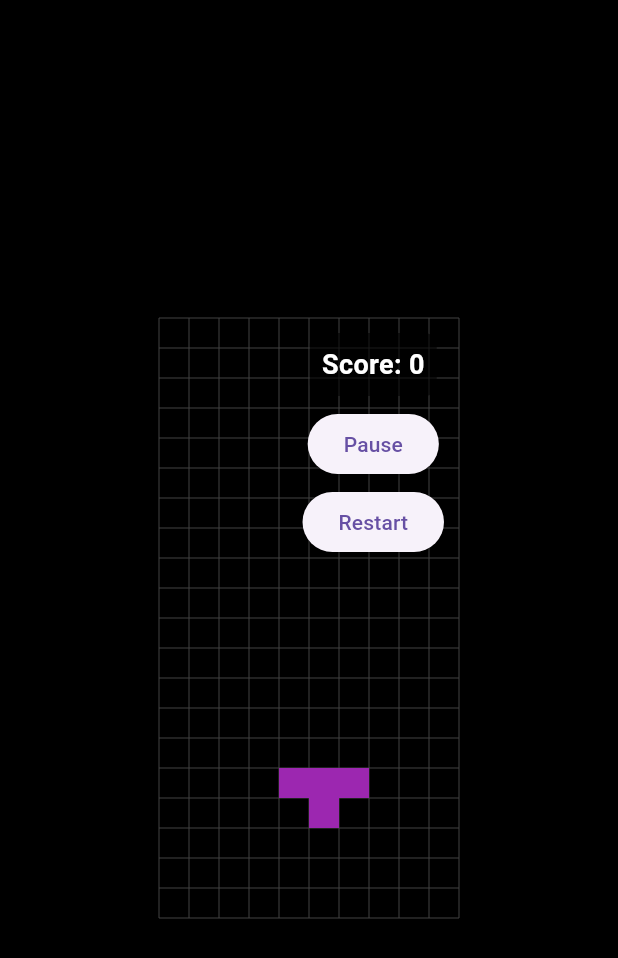
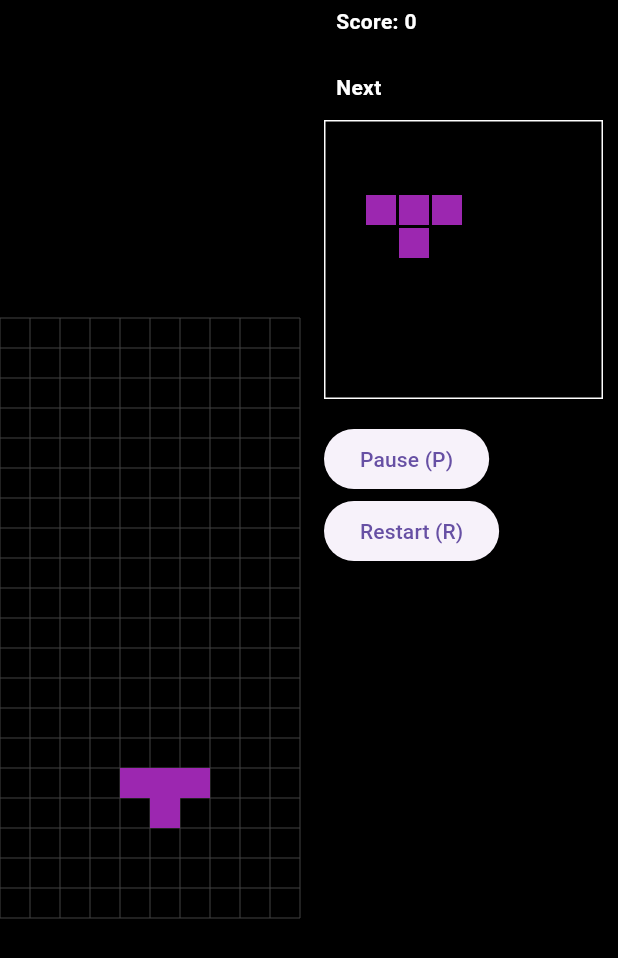
Before and after one commit to CCY0821/flutter_tetris_game, a Flutter app: the screen it shows after launch, on a phone screen of 412 x 824 dp. Shown: the top 958 px of the screen. Run offline on Flutter 3.47's test engine with Material 3 defaults, Android fonts, the phone set to English and light mode, and no system bars.

Commit message:
顯示「下一個方塊

```diff
--- a/lib/game/game_board.dart
+++ b/lib/game/game_board.dart
@@ -18,6 +18,7 @@ class _GameBoardState extends State<GameBoard> {
 
   late List<List<Color?>> board;
   Tetromino? currentTetromino;
+  Tetromino? nextTetromino;
   Timer? gameTimer;
   int score = 0;
   bool isGameOver = false;
@@ -42,7 +43,8 @@ class _GameBoardState extends State<GameBoard> {
     score = 0;
     isGameOver = false;
     isPaused = false;
-    _spawnTetromino();
+    currentTetromino = Tetromino.random(colCount);
+    nextTetromino = Tetromino.random(colCount);
     gameTimer?.cancel();
     gameTimer = Timer.periodic(const Duration(milliseconds: 500), (_) {
       if (!isPaused && !isGameOver) {
@@ -90,9 +92,13 @@ class _GameBoardState extends State<GameBoard> {
   }
 
   void _spawnTetromino() {
-    final newTetro = Tetromino.random(colCount);
+    final newTetro = nextTetromino!;
+    newTetro.x = colCount ~/ 2;
+    newTetro.y = 0;
+
     if (_canMove(newTetro)) {
       currentTetromino = newTetro;
+      nextTetromino = Tetromino.random(colCount);
     } else {
       setState(() {
         isGameOver = true;
@@ -191,7 +197,10 @@ class _GameBoardState extends State<GameBoard> {
 
   @override
   Widget build(BuildContext context) {
-    return Stack(
+    return Row(
+      children: [
+        // 左側主遊戲區
+        Stack(
           children: [
             SizedBox(
               width: colCount * cellSize,
@@ -201,57 +210,102 @@ class _GameBoardState extends State<GameBoard> {
               ),
             ),
 
-        // 分數顯示
-        Positioned(
-          right: 10,
-          top: 10,
-          child: Column(
+            // 暫停或 Game Over 蓋板
+            if (isPaused && !isGameOver)
+              _overlayText('PAUSED', Colors.amber),
+            if (isGameOver) _overlayText('GAME OVER', Colors.redAccent),
+          ],
+        ),
+
+        const SizedBox(width: 16),
+
+        // 右側控制區
+        Column(
+          crossAxisAlignment: CrossAxisAlignment.start,
           children: [
-              _statusBox('Score: $score'),
+            _infoBox('Score: $score'),
+            const SizedBox(height: 16),
+            _infoBox('Next'),
             const SizedBox(height: 8),
+            _nextBlockPreview(),
+            const SizedBox(height: 16),
             ElevatedButton(
               onPressed: () => setState(() => isPaused = !isPaused),
-                child: Text(isPaused ? 'Resume' : 'Pause'),
+              child: Text(isPaused ? 'Resume (P)' : 'Pause (P)'),
             ),
-              const SizedBox(height: 4),
             ElevatedButton(
               onPressed: _startGame,
-                child: const Text('Restart'),
+              child: const Text('Restart (R)'),
             ),
           ],
         ),
-        ),
-
-        // 遊戲暫停
-        if (isPaused && !isGameOver)
-          _centerOverlay(text: 'PAUSED', color: Colors.amber),
-
-        // 遊戲結束
-        if (isGameOver)
-          _centerOverlay(text: 'GAME OVER', color: Colors.redAccent),
       ],
     );
   }
 
-  Widget _statusBox(String text) {
+  Widget _nextBlockPreview() {
+  const previewSize = 8;
+  const offsetX = 2; // 中央偏移
+  const offsetY = 2;
+
+  final preview = List.generate(
+    previewSize,
+    (_) => List.generate(previewSize, (_) => null as Color?),
+  );
+
+  if (nextTetromino != null) {
+    for (final p in nextTetromino!.shape) {
+      int px = p.dx.toInt() + offsetX;
+      int py = p.dy.toInt() + offsetY;
+      if (py >= 0 &&
+          py < previewSize &&
+          px >= 0 &&
+          px < previewSize) {
+        preview[py][px] = nextTetromino!.color;
+      }
+    }
+  }
+
   return Container(
-      padding: const EdgeInsets.all(8),
+    padding: const EdgeInsets.all(4),
     decoration: BoxDecoration(
-        color: Colors.black.withOpacity(0.6),
-        borderRadius: BorderRadius.circular(8),
+      color: Colors.black,
+      border: Border.all(color: Colors.white),
     ),
-      child: Text(
-        text,
-        style: const TextStyle(
-          fontSize: 18,
-          color: Colors.white,
-          fontWeight: FontWeight.bold,
+    child: Column(
+      children: preview
+          .map((row) => Row(
+                children: row
+                    .map(
+                      (c) => Container(
+                        width: cellSize,
+                        height: cellSize,
+                        margin: const EdgeInsets.all(1),
+                        color: c ?? Colors.transparent,
                       ),
+                    )
+                    .toList(),
+              ))
+          .toList(),
     ),
   );
 }
 
-  Widget _centerOverlay({required String text, required Color color}) {
+  Widget _infoBox(String text) {
+    return Container(
+      padding: const EdgeInsets.symmetric(horizontal: 8, vertical: 4),
+      decoration: BoxDecoration(
+        color: Colors.black.withOpacity(0.7),
+        borderRadius: BorderRadius.circular(6),
+      ),
+      child: Text(
+        text,
+        style: const TextStyle(color: Colors.white, fontWeight: FontWeight.bold),
+      ),
+    );
+  }
+
+  Widget _overlayText(String text, Color color) {
     return Positioned.fill(
       child: Container(
         color: Colors.black87,
```
Lines whose indentation alone changed are shown as unchanged.
